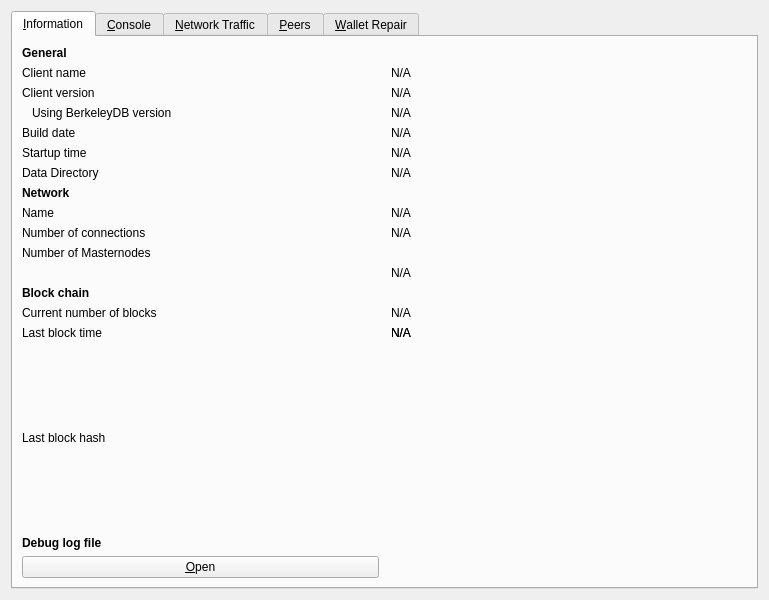
Qt form src/qt/forms/rpcconsole.ui (VitaeTeam/Vitae) before a commit.
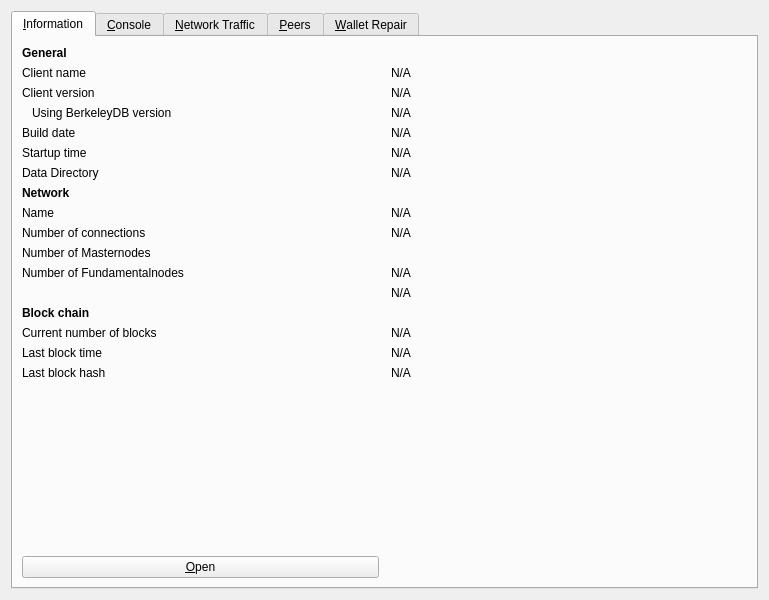
The same form after that commit. Icons and pictures are not drawn. Custom widgets are drawn as their Qt base class.

Commit message: Fixed compile error

```diff
--- a/src/qt/forms/rpcconsole.ui
+++ b/src/qt/forms/rpcconsole.ui
@@ -238,7 +238,30 @@
          </property>
         </widget>
        </item>
+       <item row="11" column="0">
+        <widget class="QLabel" name="fundamentalnodeCountLabel">
+         <property name="text">
+          <string>Number of Fundamentalnodes</string>
+         </property>
+        </widget>
+       </item>
        <item row="11" column="1">
+        <widget class="QLabel" name="fundamentalnodeCount">
+         <property name="cursor">
+          <cursorShape>IBeamCursor</cursorShape>
+         </property>
+         <property name="text">
+          <string>N/A</string>
+         </property>
+         <property name="textFormat">
+          <enum>Qt::PlainText</enum>
+         </property>
+         <property name="textInteractionFlags">
+          <set>Qt::LinksAccessibleByMouse|Qt::TextSelectableByKeyboard|Qt::TextSelectableByMouse</set>
+         </property>
+        </widget>
+       </item>
+       <item row="12" column="1">
         <widget class="QLabel" name="masternodeCount">
          <property name="cursor">
           <cursorShape>IBeamCursor</cursorShape>
@@ -254,7 +277,7 @@
          </property>
         </widget>
        </item>
-       <item row="12" column="0">
+       <item row="13" column="0">
         <widget class="QLabel" name="blockchainHeader">
          <property name="font">
           <font>
@@ -267,14 +290,14 @@
          </property>
         </widget>
        </item>
-       <item row="13" column="0">
+       <item row="14" column="0">
         <widget class="QLabel" name="numberOfBlocksLabel">
          <property name="text">
           <string>Current number of blocks</string>
          </property>
         </widget>
        </item>
-       <item row="13" column="1">
+       <item row="14" column="1">
         <widget class="QLabel" name="numberOfBlocks">
          <property name="cursor">
           <cursorShape>IBeamCursor</cursorShape>
@@ -290,14 +313,14 @@
          </property>
         </widget>
        </item>
-       <item row="14" column="0">
+       <item row="15" column="0">
         <widget class="QLabel" name="lastBlockTimeLabel">
          <property name="text">
           <string>Last block time</string>
          </property>
         </widget>
        </item>
-       <item row="14" column="1">
+       <item row="15" column="1">
         <widget class="QLabel" name="lastBlockTime">
          <property name="cursor">
           <cursorShape>IBeamCursor</cursorShape>
@@ -313,21 +336,21 @@
          </property>
         </widget>
        </item>
-       <item row="15" column="0">
+       <item row="16" column="0">
         <widget class="QLabel" name="lastBlockHashLabel">
          <property name="text">
           <string>Last block hash</string>
          </property>
         </widget>
        </item>
-       <item row="14" column="1">
+       <item row="16" column="1">
         <widget class="QLabel" name="lastBlockHash">
          <property name="text">
           <string>N/A</string>
          </property>
         </widget>
        </item>
-       <item row="15" column="0">
+       <item row="17" column="0">
         <spacer name="verticalSpacer_2">
          <property name="orientation">
           <enum>Qt::Vertical</enum>
@@ -340,7 +363,7 @@
          </property>
         </spacer>
        </item>
-       <item row="17" column="0">
+       <item row="18" column="0">
         <widget class="QLabel" name="debugLogFileHeader">
          <property name="font">
           <font>
```
The commit also changes 1 other file.
